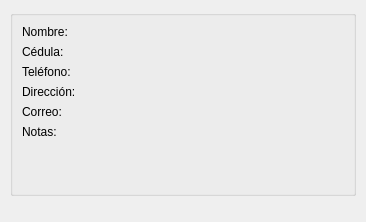
Qt form AbogadosDesktop/src/gui/uis/verPersona.ui (ehmsoft/Desktop) before a commit.
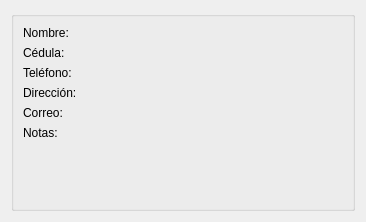
The same form after that commit.

Commit message: Mejora de politica de crecimiento

```diff
--- a/AbogadosDesktop/src/gui/uis/verPersona.ui
+++ b/AbogadosDesktop/src/gui/uis/verPersona.ui
@@ -13,17 +13,11 @@
   <property name="windowTitle">
    <string>Ver Persona</string>
   </property>
+  <layout class="QGridLayout" name="gridLayout">
+   <item row="0" column="0">
   <widget class="QGroupBox" name="groupBox">
-   <property name="geometry">
-    <rect>
-     <x>10</x>
-     <y>10</y>
-     <width>346</width>
-     <height>186</height>
-    </rect>
-   </property>
    <property name="sizePolicy">
-    <sizepolicy hsizetype="Preferred" vsizetype="Fixed">
+      <sizepolicy hsizetype="Preferred" vsizetype="Expanding">
      <horstretch>0</horstretch>
      <verstretch>0</verstretch>
     </sizepolicy>
@@ -200,6 +194,8 @@
     </item>
    </layout>
   </widget>
+   </item>
+  </layout>
  </widget>
  <resources/>
  <connections/>
```
Lines whose indentation alone changed are shown as unchanged.
